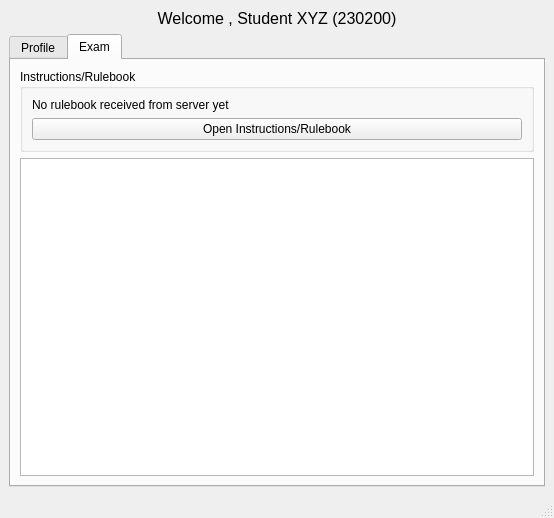
First picture: the form in src/SmartXm-CSEKU/studentmodule.ui, repository KaziRifatMorshed/SmartXm, before the edit.
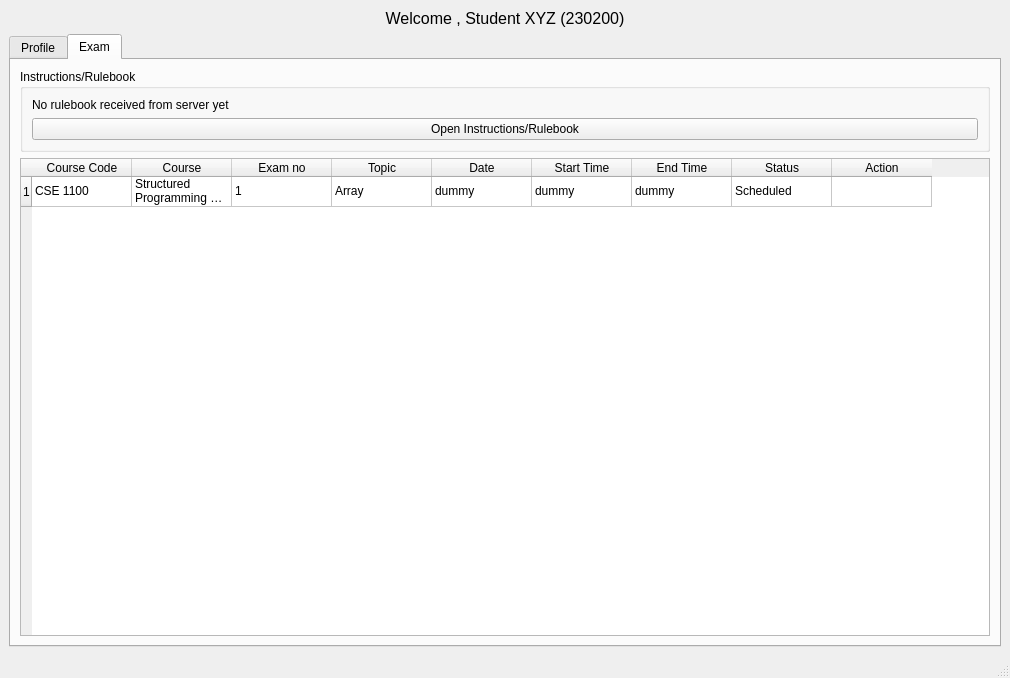
Second picture: the form after the edit. The open tabs and pages were chosen to show the change.

Commit message: faliure - hotasha

Patch:
```diff
--- a/src/SmartXm-CSEKU/studentmodule.ui
+++ b/src/SmartXm-CSEKU/studentmodule.ui
@@ -6,8 +6,8 @@
    <rect>
     <x>0</x>
     <y>0</y>
-    <width>554</width>
-    <height>518</height>
+    <width>1010</width>
+    <height>678</height>
    </rect>
   </property>
   <property name="windowTitle">
@@ -93,7 +93,97 @@
          </widget>
         </item>
         <item>
-         <widget class="QTableWidget" name="exam_list_tableWidget"/>
+         <widget class="QTableWidget" name="exam_list_tableWidget">
+          <property name="selectionBehavior">
+           <enum>QAbstractItemView::SelectionBehavior::SelectRows</enum>
+          </property>
+          <row/>
+          <column>
+           <property name="text">
+            <string>Course Code</string>
+           </property>
+          </column>
+          <column>
+           <property name="text">
+            <string>Course</string>
+           </property>
+          </column>
+          <column>
+           <property name="text">
+            <string>Exam no</string>
+           </property>
+          </column>
+          <column>
+           <property name="text">
+            <string>Topic</string>
+           </property>
+          </column>
+          <column>
+           <property name="text">
+            <string>Date</string>
+           </property>
+          </column>
+          <column>
+           <property name="text">
+            <string>Start Time</string>
+           </property>
+          </column>
+          <column>
+           <property name="text">
+            <string>End Time</string>
+           </property>
+          </column>
+          <column>
+           <property name="text">
+            <string>Status</string>
+           </property>
+          </column>
+          <column>
+           <property name="text">
+            <string>Action</string>
+           </property>
+          </column>
+          <item row="0" column="0">
+           <property name="text">
+            <string>CSE 1100</string>
+           </property>
+          </item>
+          <item row="0" column="1">
+           <property name="text">
+            <string>Structured Programming Sessional</string>
+           </property>
+          </item>
+          <item row="0" column="2">
+           <property name="text">
+            <string>1</string>
+           </property>
+          </item>
+          <item row="0" column="3">
+           <property name="text">
+            <string>Array</string>
+           </property>
+          </item>
+          <item row="0" column="4">
+           <property name="text">
+            <string>dummy</string>
+           </property>
+          </item>
+          <item row="0" column="5">
+           <property name="text">
+            <string>dummy</string>
+           </property>
+          </item>
+          <item row="0" column="6">
+           <property name="text">
+            <string>dummy</string>
+           </property>
+          </item>
+          <item row="0" column="7">
+           <property name="text">
+            <string>Scheduled</string>
+           </property>
+          </item>
+         </widget>
         </item>
        </layout>
       </widget>
```
Left out of the diff: 8 changed lines with no effect on the pictures. The commit also changes 2 other files.
